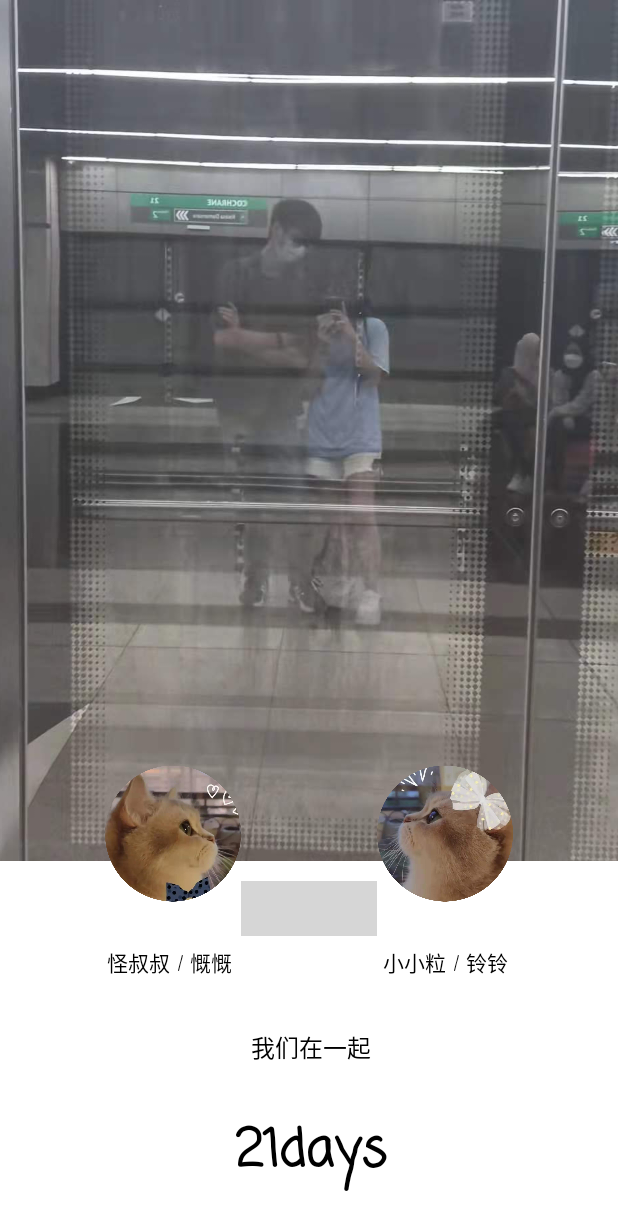
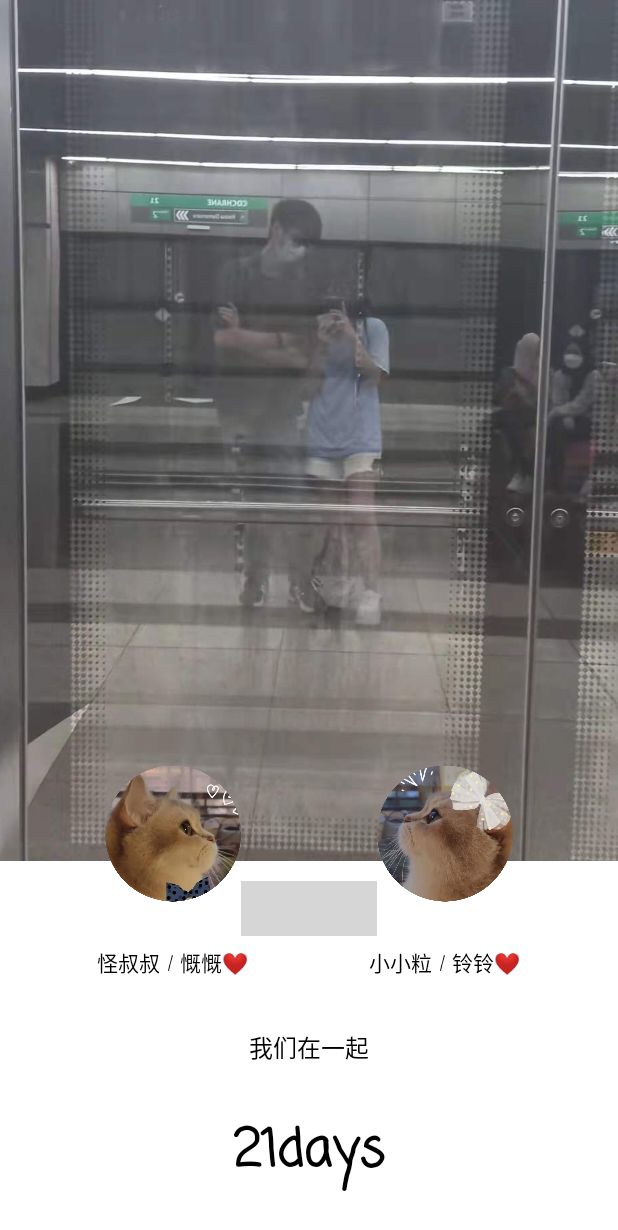
Before and after one commit to wkyg/ForU, an Android app: the screen it shows after launch (DetailActivity), on a phone screen of 412 x 824 dp. Shown: the top 1230 px of the screen. Run offline under Robolectric (Android 15) with nearby library versions, the phone set to English and light mode, and no system bars; libraries missing offline, so code that uses them is left out: com.google.protobuf, com.google.type; grey boxes are pictures that could not be loaded.

Commit message:
Few enhancement
-love emoji added

TODO
-test on LoveLayout (not displaying on emu but display on physical phone)

```diff
--- a/app/src/main/java/com/example/foru/DetailActivity.java
+++ b/app/src/main/java/com/example/foru/DetailActivity.java
@@ -21,6 +21,7 @@ public class DetailActivity extends AppCompatActivity {
     public final String StartDate = "17/05/2022";
     public String CurrentDate = new SimpleDateFormat("dd/MM/yyyy", Locale.getDefault()).format(new Date());
     public String DiffDate;
+    public String LoveEmoji;
 
     @Override
     protected void onCreate(Bundle savedInstanceState) {
@@ -30,6 +31,19 @@ public class DetailActivity extends AppCompatActivity {
                 WindowManager.LayoutParams.FLAG_FULLSCREEN);
         setContentView(R.layout.activity_detail);
         getSupportActionBar().hide();
+
+        //get emoji
+        LoveEmoji = getEmojiByUnicode(0x2764);
+
+        //Set Texts
+        TextView kk = findViewById(R.id.WkTxt);
+        kk.setText("怪叔叔 / 慨慨" + LoveEmoji);
+
+        TextView yl = findViewById(R.id.YlTxt);
+        yl.setText("小小粒 / 铃铃" + LoveEmoji);
+
+        TextView tgt = findViewById(R.id.TgtTxt);
+        tgt.setText("我们在一起");
 
         //Date calculations
         try{
@@ -48,4 +62,8 @@ public class DetailActivity extends AppCompatActivity {
             TxtDays.setText("Please contact ur bf for help");
         }
     }
+
+    public String getEmojiByUnicode(int unicode){
+        return new String(Character.toChars(unicode));
+    }
 }
--- a/app/src/main/res/layout/activity_detail.xml
+++ b/app/src/main/res/layout/activity_detail.xml
@@ -77,11 +77,10 @@
     </LinearLayout>
 
     <TextView
-        android:id="@+id/WkTxt"
+        android:id="@+id/YlTxt"
         android:layout_width="wrap_content"
         android:layout_height="wrap_content"
         android:fontFamily="casual"
-        android:text="小小粒 / 铃铃"
         android:textColor="@color/black"
         android:textSize="14sp"
         app:layout_constraintEnd_toEndOf="@+id/YlLayout"
@@ -89,11 +88,10 @@
         app:layout_constraintTop_toBottomOf="@+id/YlLayout" />
 
     <TextView
-        android:id="@+id/YlTxt"
+        android:id="@+id/WkTxt"
         android:layout_width="wrap_content"
         android:layout_height="wrap_content"
         android:fontFamily="casual"
-        android:text="怪叔叔 / 慨慨 "
         android:textColor="@color/black"
         android:textSize="14sp"
         app:layout_constraintEnd_toEndOf="@+id/WkLayout"
@@ -105,12 +103,11 @@
         android:layout_width="wrap_content"
         android:layout_height="wrap_content"
         android:fontFamily="casual"
-        android:text="我们在一起"
         android:textColor="@color/black"
         android:textSize="16sp"
         app:layout_constraintBottom_toBottomOf="parent"
-        app:layout_constraintEnd_toStartOf="@+id/WkTxt"
-        app:layout_constraintStart_toEndOf="@+id/YlTxt"
+        app:layout_constraintEnd_toStartOf="@+id/YlTxt"
+        app:layout_constraintStart_toEndOf="@+id/WkTxt"
         app:layout_constraintTop_toBottomOf="@id/LoveLayout" />
 
     <TextView
@@ -118,7 +115,6 @@
         android:layout_width="wrap_content"
         android:layout_height="wrap_content"
         android:fontFamily="casual"
-        android:text="Days"
         android:textColor="@color/black"
         android:textSize="34sp"
         android:textStyle="bold"
```
